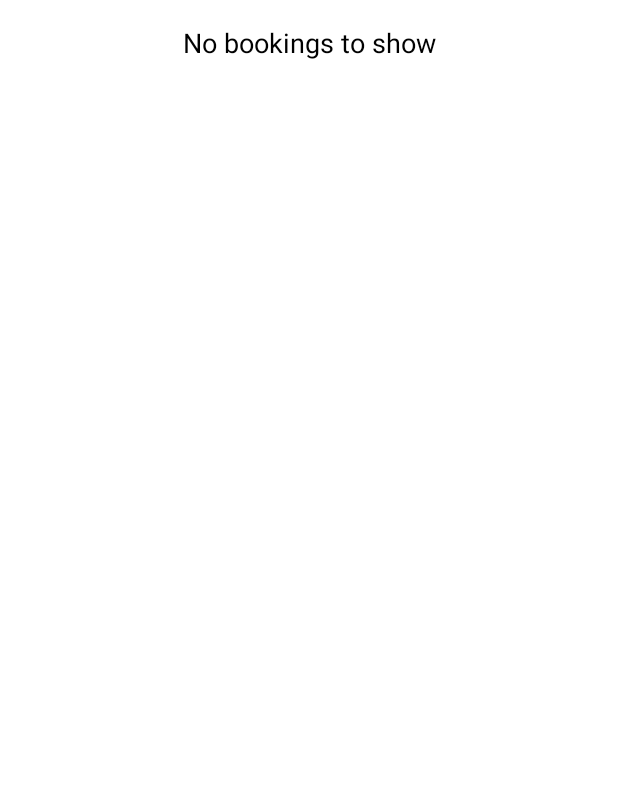
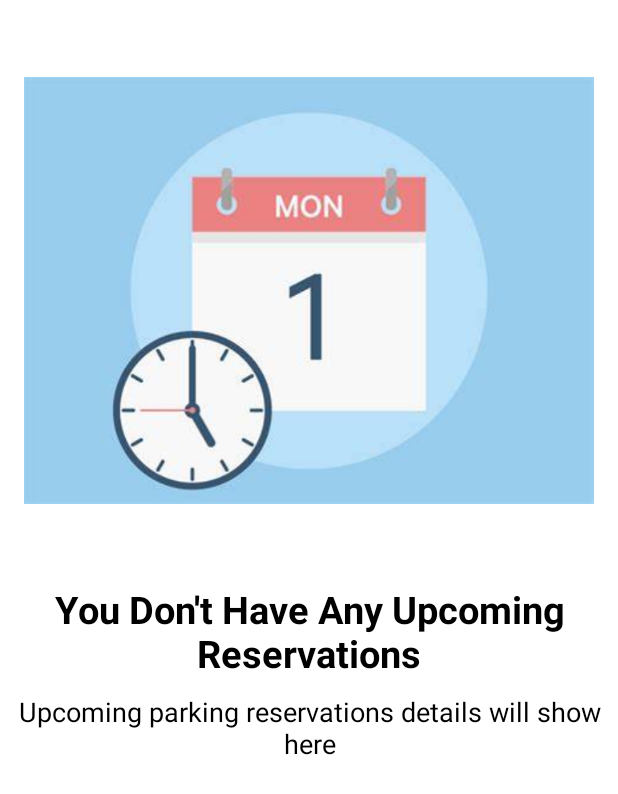
Before and after one commit to RushiPatel9144/SmartIndoorParkingSystem, an Android app: the fragment UpcomingFragment shown on its own in the app's theme, on a phone screen of 412 x 824 dp. Shown: the top 794 px of the screen. Run offline under Robolectric (Android 15) with nearby library versions, the phone set to English and light mode, and no system bars; our stand-ins replace Firebase (no records; nobody signed in at launch, a user with empty details on screens opened directly); libraries missing offline, so code that uses them is left out: com.squareup.okhttp; Roboto replaces fonts that are not available here.

Commit message:
Added background images to the activity tabs when there is no booking.

```diff
--- a/Parkit/src/main/java/ca/tech/sense/it/smart/indoor/parking/system/ui/bottomNav/activity/ActiveFragment.java
+++ b/Parkit/src/main/java/ca/tech/sense/it/smart/indoor/parking/system/ui/bottomNav/activity/ActiveFragment.java
@@ -9,6 +9,7 @@ import android.os.Bundle;
 import android.view.LayoutInflater;
 import android.view.View;
 import android.view.ViewGroup;
+import android.widget.ImageView;
 import android.widget.TextView;
 
 import androidx.annotation.NonNull;
@@ -32,13 +33,14 @@ public class ActiveFragment extends BaseNetworkFragment {
     private CancelBookingViewModel cancelBookingViewModel;
     private BookingAdapter bookingAdapter;
     private TextView noBookingsText;
-
     @Nullable
     @Override
     public View onCreateView(@NonNull LayoutInflater inflater, @Nullable ViewGroup container, @Nullable Bundle savedInstanceState) {
         View view = inflater.inflate(R.layout.fragment_active, container, false);
         RecyclerView recyclerView = view.findViewById(R.id.recycler_view);
         noBookingsText = view.findViewById(R.id.no_bookings_text);
+        ImageView parkingImage = view.findViewById(R.id.parking_image); // Add this line
+
         recyclerView.setLayoutManager(new LinearLayoutManager(getContext()));
         cancelBookingViewModel = new ViewModelProvider(requireActivity()).get(CancelBookingViewModel.class);
         bookingAdapter = new BookingAdapter(new ArrayList<>(), cancelBookingViewModel, bookingViewModel, R.layout.item_booking_active);
@@ -48,9 +50,11 @@ public class ActiveFragment extends BaseNetworkFragment {
         bookingViewModel.getActiveBookings().observe(getViewLifecycleOwner(), bookings -> {
             if (bookings.isEmpty()) {
                 noBookingsText.setVisibility(View.VISIBLE);
+                parkingImage.setVisibility(View.VISIBLE); // Add this line
                 recyclerView.setVisibility(View.GONE);
             } else {
                 noBookingsText.setVisibility(View.GONE);
+                parkingImage.setVisibility(View.GONE); // Add this line
                 recyclerView.setVisibility(View.VISIBLE);
                 bookingAdapter.updateBookings(bookings);
             }
--- a/Parkit/src/main/java/ca/tech/sense/it/smart/indoor/parking/system/ui/bottomNav/activity/UpcomingFragment.java
+++ b/Parkit/src/main/java/ca/tech/sense/it/smart/indoor/parking/system/ui/bottomNav/activity/UpcomingFragment.java
@@ -9,6 +9,7 @@ import android.os.Bundle;
 import android.view.LayoutInflater;
 import android.view.View;
 import android.view.ViewGroup;
+import android.widget.ImageView;
 import android.widget.TextView;
 
 import androidx.annotation.NonNull;
@@ -26,12 +27,13 @@ import ca.tech.sense.it.smart.indoor.parking.system.network.BaseNetworkFragment;
 import ca.tech.sense.it.smart.indoor.parking.system.network.NoNetworkFragment;
 import ca.tech.sense.it.smart.indoor.parking.system.ui.adapters.BookingAdapter;
 import ca.tech.sense.it.smart.indoor.parking.system.viewModel.CancelBookingViewModel;
-
 public class UpcomingFragment extends BaseNetworkFragment {
     private BookingViewModel bookingViewModel;
     private CancelBookingViewModel cancelBookingViewModel;
     private BookingAdapter bookingAdapter;
     private TextView noBookingsText;
+    private TextView noBookingsText1;
+    private ImageView noBookingsImage;
 
     @Nullable
     @Override
@@ -39,6 +41,8 @@ public class UpcomingFragment extends BaseNetworkFragment {
         View view = inflater.inflate(R.layout.fragment_upcoming, container, false);
         RecyclerView recyclerView = view.findViewById(R.id.recycler_view);
         noBookingsText = view.findViewById(R.id.no_bookings_text);
+        noBookingsText1 = view.findViewById(R.id.no_bookings_text1);
+        noBookingsImage = view.findViewById(R.id.no_bookings_image);
         recyclerView.setLayoutManager(new LinearLayoutManager(getContext()));
         cancelBookingViewModel = new ViewModelProvider(requireActivity()).get(CancelBookingViewModel.class);
         bookingViewModel = new ViewModelProvider(requireActivity()).get(BookingViewModel.class);
@@ -48,9 +52,13 @@ public class UpcomingFragment extends BaseNetworkFragment {
         bookingViewModel.getUpcomingBookings().observe(getViewLifecycleOwner(), bookings -> {
             if (bookings.isEmpty()) {
                 noBookingsText.setVisibility(View.VISIBLE);
+                noBookingsText1.setVisibility(View.VISIBLE);
+                noBookingsImage.setVisibility(View.VISIBLE);
                 recyclerView.setVisibility(View.GONE);
             } else {
                 noBookingsText.setVisibility(View.GONE);
+                noBookingsText1.setVisibility(View.GONE);
+                noBookingsImage.setVisibility(View.GONE);
                 recyclerView.setVisibility(View.VISIBLE);
                 bookingAdapter.updateBookings(bookings);
             }
--- a/Parkit/src/main/res/layout/fragment_upcoming.xml
+++ b/Parkit/src/main/res/layout/fragment_upcoming.xml
@@ -1,18 +1,44 @@
-<?xml version="1.0" encoding="utf-8"?>
 <LinearLayout xmlns:android="http://schemas.android.com/apk/res/android"
     android:layout_width="match_parent"
     android:layout_height="match_parent"
     android:orientation="vertical">
 
-    <TextView
-        android:id="@+id/no_bookings_text"
+    <ImageView
+        android:id="@+id/no_bookings_image"
+        android:layout_width="wrap_content"
+        android:layout_height="wrap_content"
+        android:src="@drawable/upcoming"
+        android:visibility="gone"
+        android:layout_gravity="center"
+        android:padding="16dp" />
+
+    <LinearLayout
         android:layout_width="match_parent"
         android:layout_height="wrap_content"
-        android:text="@string/no_bookings_to_show"
-        android:gravity="center"
-        android:visibility="gone"
-        android:textSize="18sp"
-        android:padding="16dp" />
+        android:orientation="vertical">
+
+        <TextView
+            android:id="@+id/no_bookings_text"
+            android:layout_width="match_parent"
+            android:layout_height="wrap_content"
+            android:text="You Don't Have Any Upcoming Reservations"
+            android:gravity="center"
+            android:visibility="gone"
+            android:textSize="25sp"
+            android:textStyle="bold"
+            android:padding="1dp" />
+
+        <TextView
+            android:id="@+id/no_bookings_text1"
+            android:layout_width="wrap_content"
+            android:layout_height="wrap_content"
+            android:text="Upcoming parking reservations details will show here"
+            android:textSize="18sp"
+            android:paddingTop="8dp"
+            android:paddingBottom="16dp"
+            android:gravity="center"
+            android:layout_gravity="center_horizontal" />
+    </LinearLayout>
 
     <androidx.recyclerview.widget.RecyclerView
         android:id="@+id/recycler_view"
```
Also changed, not shown: Parkit/src/main/java/ca/tech/sense/it/smart/indoor/parking/system/ui/bottomNav/activity/HistoryFragment.java (+9 -0 lines), Parkit/src/main/res/layout/fragment_active.xml (+33 -2 lines), Parkit/src/main/res/layout/fragment_history.xml (+27 -2 lines), Parkit/src/main/res/drawable/active.jpg (added), Parkit/src/main/res/drawable/history.jpg (added), Parkit/src/main/res/drawable/upcoming.jpeg (added).
